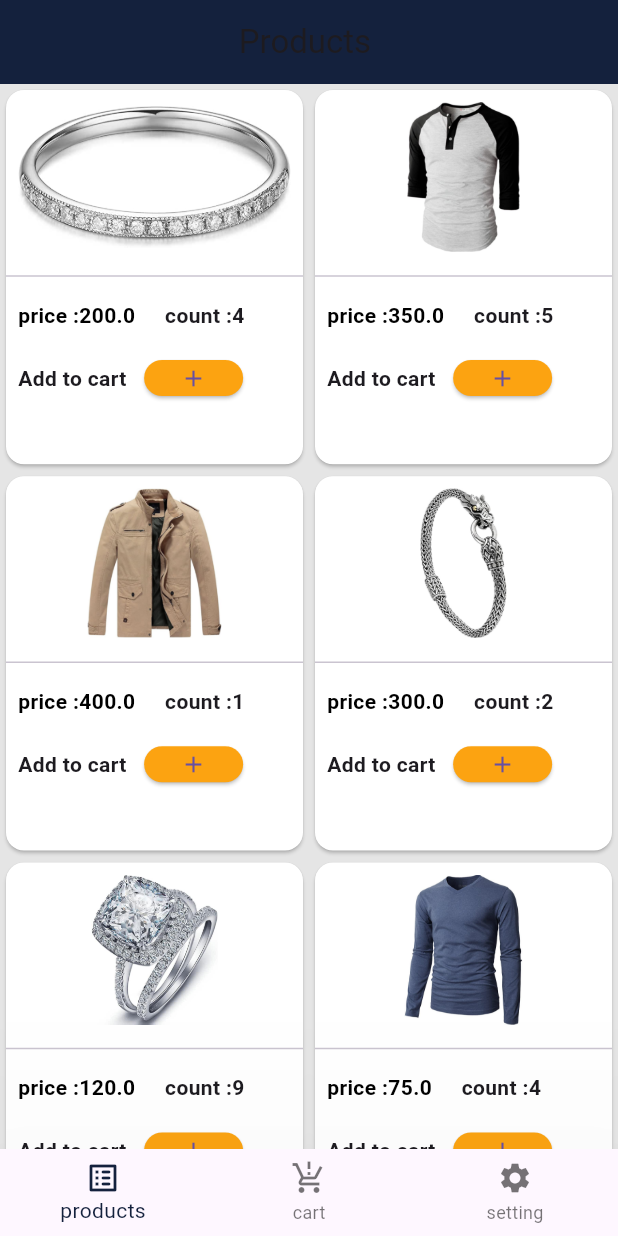
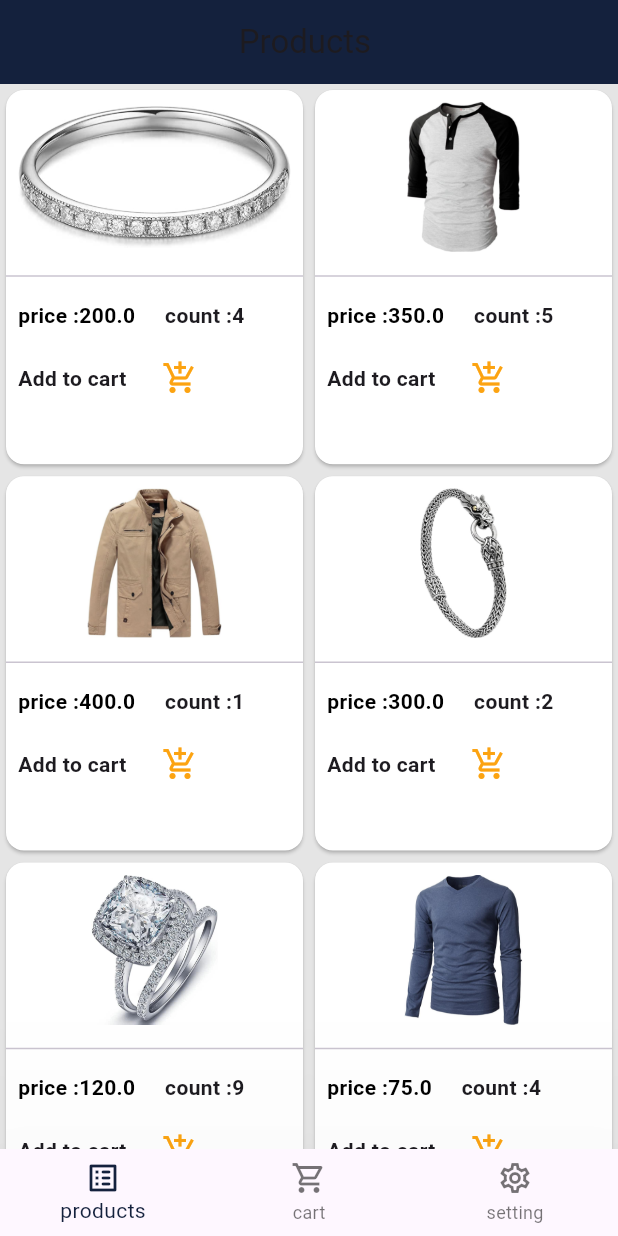
Before and after one commit to MohamedAtef5/e_commerce, a Flutter app: the screen it shows after launch, on a phone screen of 412 x 824 dp. Run offline on Flutter 3.47's test engine with Material 3 defaults, Android fonts, the phone set to English and light mode, and no system bars; our stand-ins replace flutter_bloc.

Commit message:
changeIcons

```diff
--- a/lib/components/body_component/product_body.dart
+++ b/lib/components/body_component/product_body.dart
@@ -1,5 +1,5 @@
 import 'package:e_commerce/Cubit/cubit.dart';
-import 'package:e_commerce/components/widget/card.dart';
+import 'package:e_commerce/components/widget/products_card.dart';
 import 'package:flutter/material.dart';
 
 class ProductBody extends StatelessWidget {
--- a/lib/components/widget/card.dart
+++ b/lib/components/widget/products_card.dart
@@ -73,20 +73,26 @@ class ProductCard extends StatelessWidget {
                     style: TextStyle(fontWeight: FontWeight.bold),
                   ),
                 ),
-                ElevatedButton(
-                  onPressed: () {
-                    HomeCubit.get(context).addToCart(product);
+                // ElevatedButton(
+                //   onPressed: () {
+                //     HomeCubit.get(context).addToCart(product);
 
 
-                  },
-                  style: ElevatedButton.styleFrom(
-                    minimumSize: const Size(24, 24),
-                    backgroundColor: const  Color(0xfffca311),
-                  ),
-                  child: const Icon(
-                    Icons.add,
-                  ),
-                ),
+                //   },
+                //   style: ElevatedButton.styleFrom(
+                //     minimumSize: const Size(10, 30),
+                //     backgroundColor: const  Color(0xfffca311),
+                //   ),
+                //   child: const Icon(
+                //     Icons.add_shopping_cart,
+                //   ),
+                // ),
+                IconButton(onPressed:(){
+                   HomeCubit.get(context).addToCart(product);
+                } , icon: const Icon(
+                    Icons.add_shopping_cart,
+                    color: Color(0xfffca311),
+                  ),)
               ],
             ),
           ],
--- a/lib/views/home_view.dart
+++ b/lib/views/home_view.dart
@@ -47,12 +47,12 @@ class HomeView extends StatelessWidget {
                 label: "products"),
             BottomNavigationBarItem(
                 icon: Icon(
-                  Icons.production_quantity_limits,
+                  Icons.shopping_cart_outlined,
                 ),
                 label: "cart"),
             BottomNavigationBarItem(
                 icon: Icon(
-                  Icons.settings,
+                  Icons.settings_outlined,
                 ),
                 label: "setting"),
           ],
```
Also changed, not shown: lib/Cubit/cubit.dart (+6 -4 lines).
